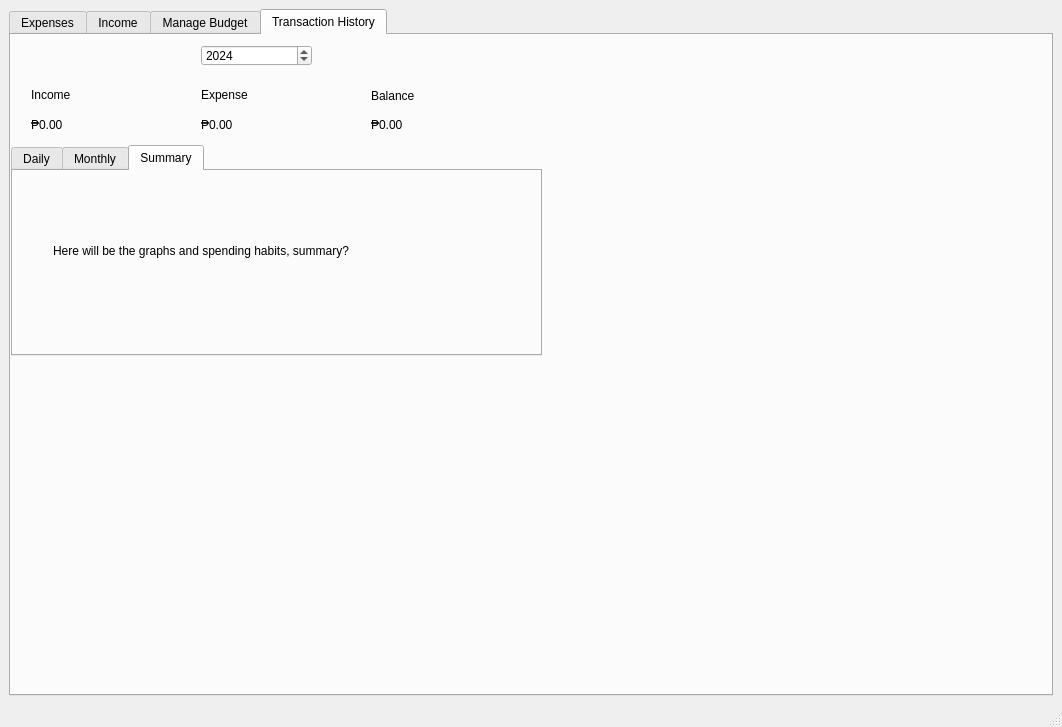
Above: GUI/mainwindow.ui from TheMaxL/Spending-and-Savings-Tracker before the change. Below: the same form after it.
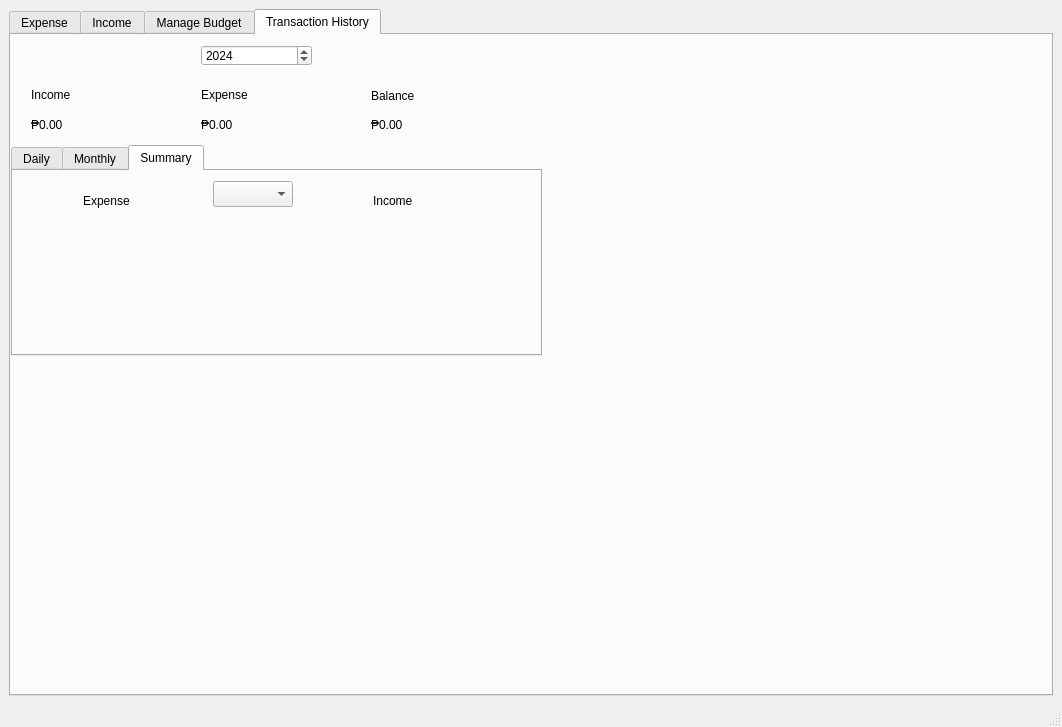
That is the form after the change. The open tabs and pages were chosen to show the change.

Commit message: tried to add pie chart but no success yet

```diff
--- a/GUI/mainwindow.ui
+++ b/GUI/mainwindow.ui
@@ -28,7 +28,7 @@
       </property>
       <widget class="QWidget" name="tab">
        <attribute name="title">
-        <string>Expenses</string>
+        <string>Expense</string>
        </attribute>
        <widget class="QTextEdit" name="textEdit">
         <property name="geometry">
@@ -608,20 +608,126 @@
          <attribute name="title">
           <string>Summary</string>
          </attribute>
-         <widget class="QLabel" name="label_13">
+         <widget class="QWidget" name="PieChartExpense" native="true">
           <property name="geometry">
            <rect>
-            <x>40</x>
-            <y>70</y>
-            <width>491</width>
+            <x>20</x>
+            <y>50</y>
+            <width>171</width>
+            <height>111</height>
+           </rect>
+          </property>
+         </widget>
+         <widget class="QComboBox" name="monthComboBox">
+          <property name="geometry">
+           <rect>
+            <x>200</x>
+            <y>10</y>
+            <width>80</width>
+            <height>26</height>
+           </rect>
+          </property>
+          <property name="currentText">
+           <string>Jan</string>
+          </property>
+          <property name="placeholderText">
+           <string>Month</string>
+          </property>
+          <item>
+           <property name="text">
+            <string>Jan</string>
+           </property>
+          </item>
+          <item>
+           <property name="text">
+            <string>Feb</string>
+           </property>
+          </item>
+          <item>
+           <property name="text">
+            <string>Mar</string>
+           </property>
+          </item>
+          <item>
+           <property name="text">
+            <string>Apr</string>
+           </property>
+          </item>
+          <item>
+           <property name="text">
+            <string>May</string>
+           </property>
+          </item>
+          <item>
+           <property name="text">
+            <string>Jun</string>
+           </property>
+          </item>
+          <item>
+           <property name="text">
+            <string>Jul</string>
+           </property>
+          </item>
+          <item>
+           <property name="text">
+            <string>Aug</string>
+           </property>
+          </item>
+          <item>
+           <property name="text">
+            <string>Sep</string>
+           </property>
+          </item>
+          <item>
+           <property name="text">
+            <string>Oct</string>
+           </property>
+          </item>
+          <item>
+           <property name="text">
+            <string>Nov</string>
+           </property>
+          </item>
+          <item>
+           <property name="text">
+            <string>Dec</string>
+           </property>
+          </item>
+         </widget>
+         <widget class="QWidget" name="PieChartIncome" native="true">
+          <property name="geometry">
+           <rect>
+            <x>300</x>
+            <y>50</y>
+            <width>171</width>
+            <height>111</height>
+           </rect>
+          </property>
+         </widget>
+         <widget class="QLabel" name="label_3">
+          <property name="geometry">
+           <rect>
+            <x>70</x>
+            <y>20</y>
+            <width>63</width>
             <height>20</height>
            </rect>
           </property>
           <property name="text">
-           <string>Here will be the graphs and spending habits, summary?</string>
+           <string>Expense</string>
           </property>
-          <property name="alignment">
-           <set>Qt::AlignLeading|Qt::AlignLeft|Qt::AlignVCenter</set>
+         </widget>
+         <widget class="QLabel" name="label_4">
+          <property name="geometry">
+           <rect>
+            <x>360</x>
+            <y>20</y>
+            <width>63</width>
+            <height>20</height>
+           </rect>
+          </property>
+          <property name="text">
+           <string>Income</string>
           </property>
          </widget>
         </widget>
```
Left out of the diff: 30 changed lines with no effect on the pictures. The commit also changes 2 other files.
